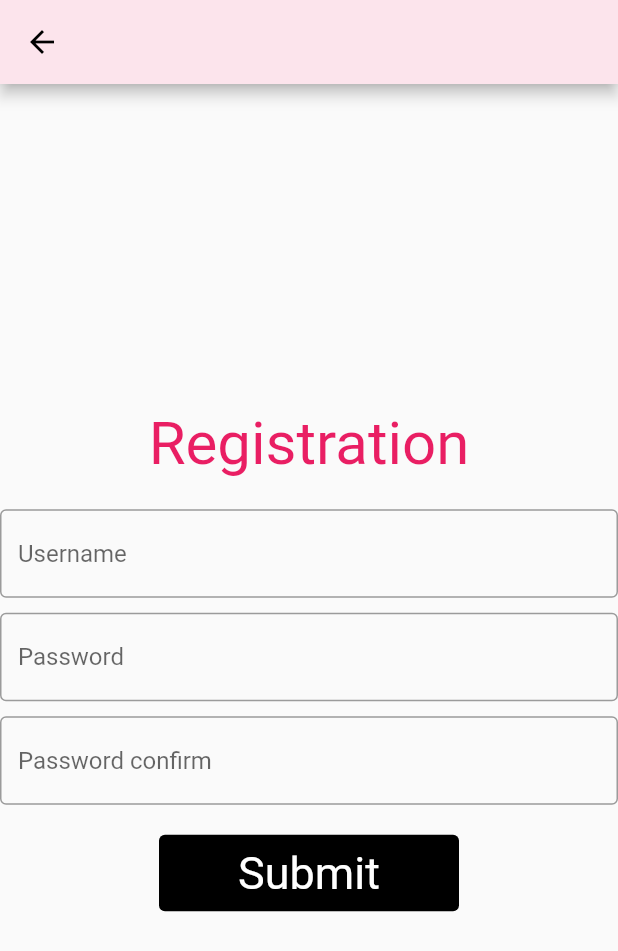
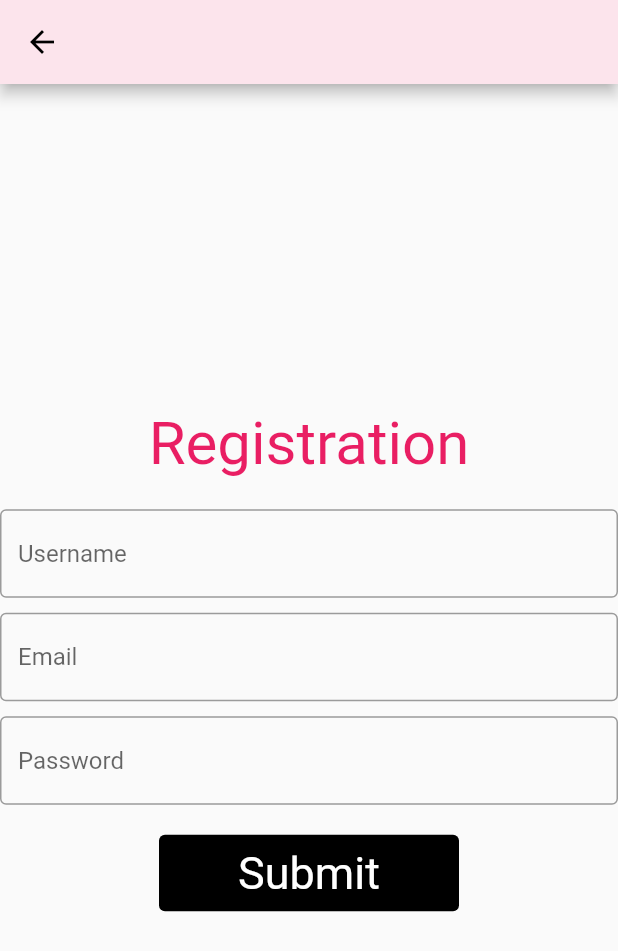
Before and after one commit to DatLam25/me_n_uoc, a Flutter app: the RegisterPage screen opened directly, on a phone screen of 412 x 824 dp. Shown: the top 951 px of the screen. Run offline on Flutter 3.47's test engine with Material 2 defaults, Android fonts, the phone set to English and light mode, and no system bars; our stand-ins replace flutter_secure_storage, flutter_svg, infinite_scroll_pagination; accounts and stored records are empty.

Commit message:
Add profie, update login/register

```diff
--- /dev/null
+++ b/lib/globals.dart
@@ -0,0 +1,3 @@
+// TODO Implement this library.library globals;
+
+bool isLoggedIn = false;
--- a/lib/homepage.dart
+++ b/lib/homepage.dart
@@ -103,13 +103,13 @@ class _HomePageState extends State<HomePage> {
             ),
             actions: [
               IconButton(
-                icon: const Icon(Icons.login),
+                icon:  globals.isLoggedIn ? const Icon(Icons.account_circle) : const Icon(Icons.login),
                 color: Colors.pinkAccent,
                 onPressed: () {
                   Navigator.push(
                       context,
                       MaterialPageRoute(
-                          builder: (context) => const LoginPage()));
+                          builder: (context) => const LoginPage())).then((_) => setState(() {}));
                 }, //To Login
               )
             ],
--- a/lib/register.dart
+++ b/lib/register.dart
@@ -8,6 +8,18 @@ class RegisterPage extends StatefulWidget {
 }
 
 class _RegisterPageState extends State<RegisterPage> {
+  final usernameController = TextEditingController();
+  final passWordController = TextEditingController();
+  final emailController = TextEditingController();
+
+  @override
+  void dispose() {
+    usernameController.dispose();
+    passWordController.dispose();
+    emailController.dispose();
+    super.dispose();
+  }
+
   @override
   Widget build(BuildContext context) {
     return Scaffold(
@@ -28,23 +40,25 @@ class _RegisterPageState extends State<RegisterPage> {
                 style: TextStyle(fontSize: 40, color: Colors.pink),
               ),
               const SizedBox(height: 20),
-              const TextField(
-                  decoration: InputDecoration(
+              TextField(
+                  controller: usernameController,
+                  decoration: const InputDecoration(
                 hintText: "Username",
                 border: OutlineInputBorder(),
               )),
               const SizedBox(height: 10),
-              const TextField(
+              TextField(
+                  controller: emailController,
+                  decoration: const InputDecoration(
+                hintText: "Email",
+                border: OutlineInputBorder(),
+              )),
+              const SizedBox(height: 10),
+              TextField(
+                  controller: passWordController,
                   obscureText: true,
-                  decoration: InputDecoration(
+                  decoration: const InputDecoration(
                     hintText: "Password",
-                    border: OutlineInputBorder(),
-                  )),
-              const SizedBox(height: 10),
-              const TextField(
-                  obscureText: true,
-                  decoration: InputDecoration(
-                    hintText: "Password confirm",
                     border: OutlineInputBorder(),
                   )),
               const SizedBox(height: 20),
@@ -57,6 +71,7 @@ class _RegisterPageState extends State<RegisterPage> {
                         fixedSize: Size.infinite),
                     onPressed: () {
                       //TODO: Add register API Call
+                      Navigator.pop(context);
                     },
                     child: const Text(
                       "Submit",
--- a/pubspec.yaml
+++ b/pubspec.yaml
@@ -37,6 +37,7 @@ dependencies:
   flutter_svg: ^1.0.3
   infinite_scroll_pagination: ^3.1.0
   http: ^0.13.4
+  flutter_secure_storage: ^5.0.2
 
 dev_dependencies:
   flutter_test:
```
Also changed, not shown: lib/login.dart (+20 -4 lines), lib/main.dart (+26 -11 lines), lib/profile.dart (added, +8 -0 lines), pubspec.lock, 3 other files.
